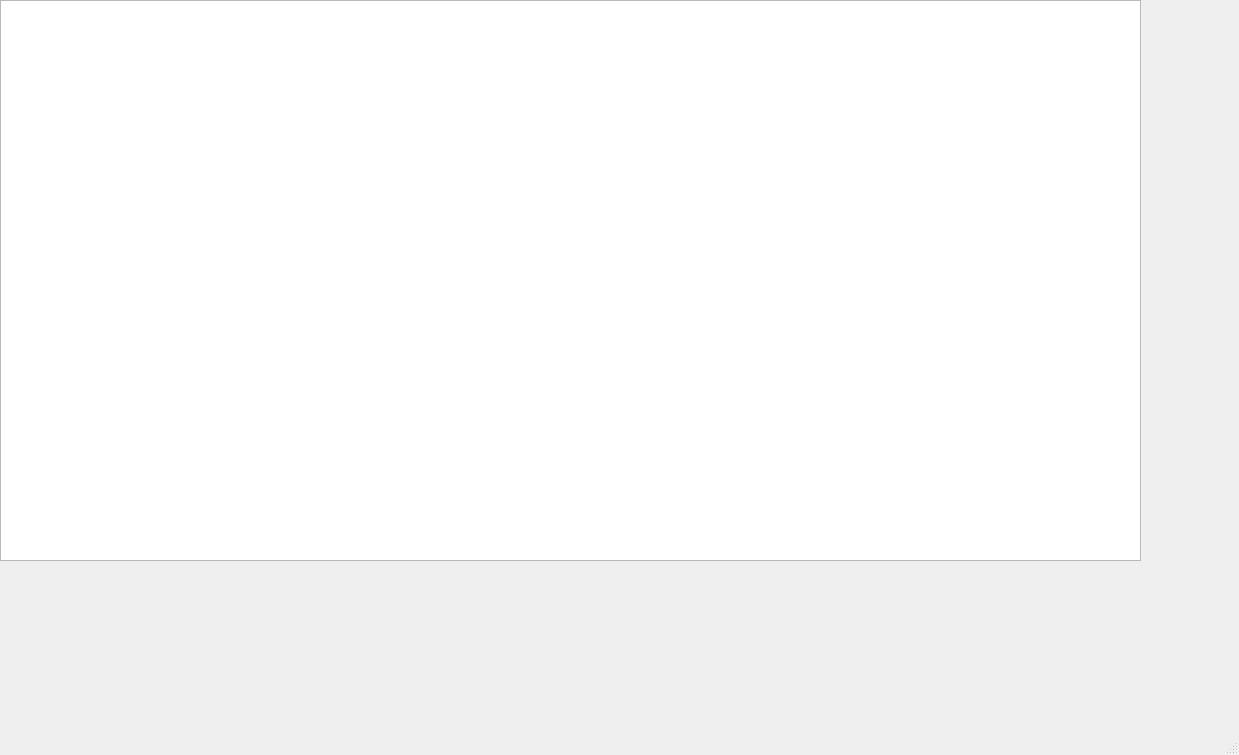
Above: Parcial4_V3/mainwindow.ui from Daniel50726/Parcial_4 before the change. Below: the same form after it.
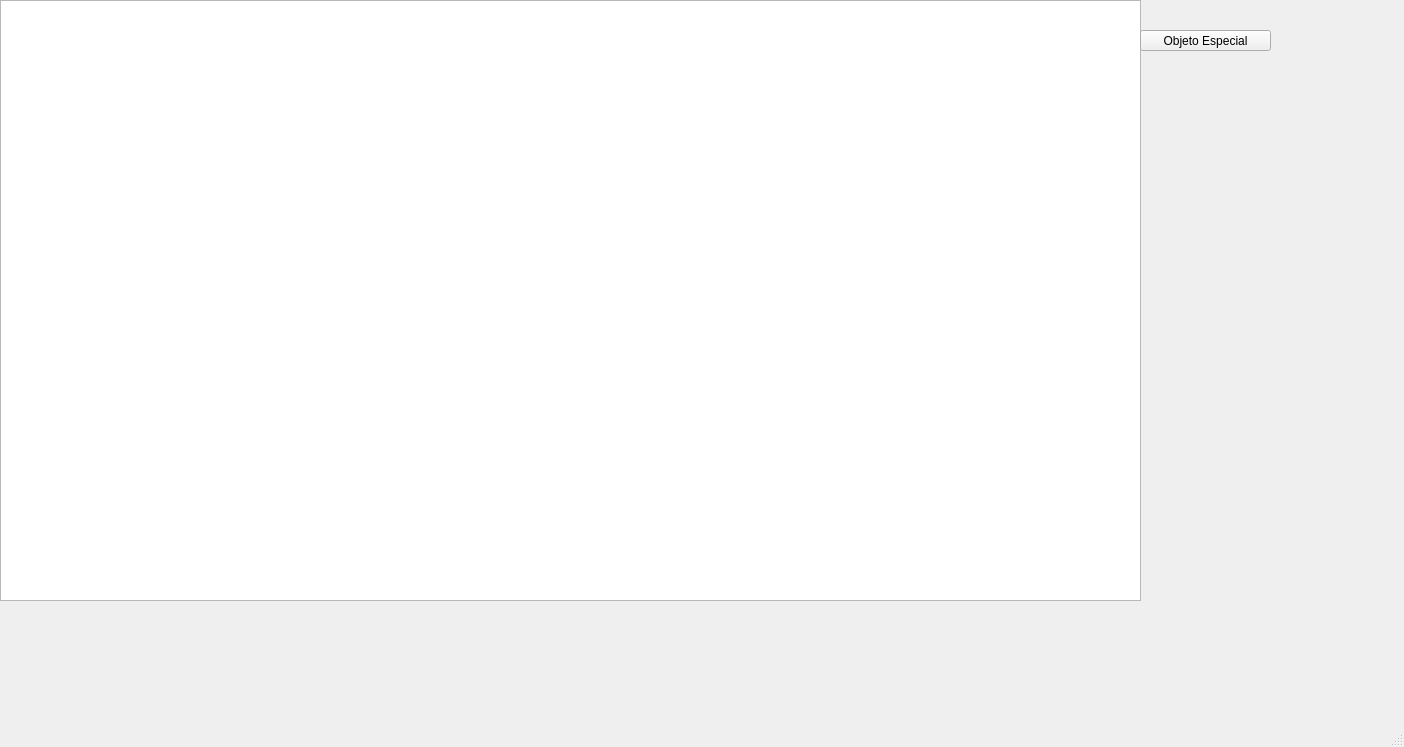
That is the form after the change.

```diff
--- a/Parcial4_V3/mainwindow.ui
+++ b/Parcial4_V3/mainwindow.ui
@@ -6,8 +6,8 @@
    <rect>
     <x>0</x>
     <y>0</y>
-    <width>1239</width>
-    <height>755</height>
+    <width>1404</width>
+    <height>747</height>
    </rect>
   </property>
   <property name="windowTitle">
@@ -20,7 +20,7 @@
       <x>0</x>
       <y>0</y>
       <width>1141</width>
-      <height>561</height>
+      <height>601</height>
      </rect>
     </property>
     <property name="sceneRect">
@@ -32,6 +32,19 @@
      </rectf>
     </property>
    </widget>
+   <widget class="QPushButton" name="pushButton">
+    <property name="geometry">
+     <rect>
+      <x>1140</x>
+      <y>30</y>
+      <width>131</width>
+      <height>21</height>
+     </rect>
+    </property>
+    <property name="text">
+     <string>Objeto Especial</string>
+    </property>
+   </widget>
   </widget>
   <widget class="QMenuBar" name="menubar">
    <property name="geometry">
```
Left out of the diff: 2 changed lines with no effect on the pictures.
